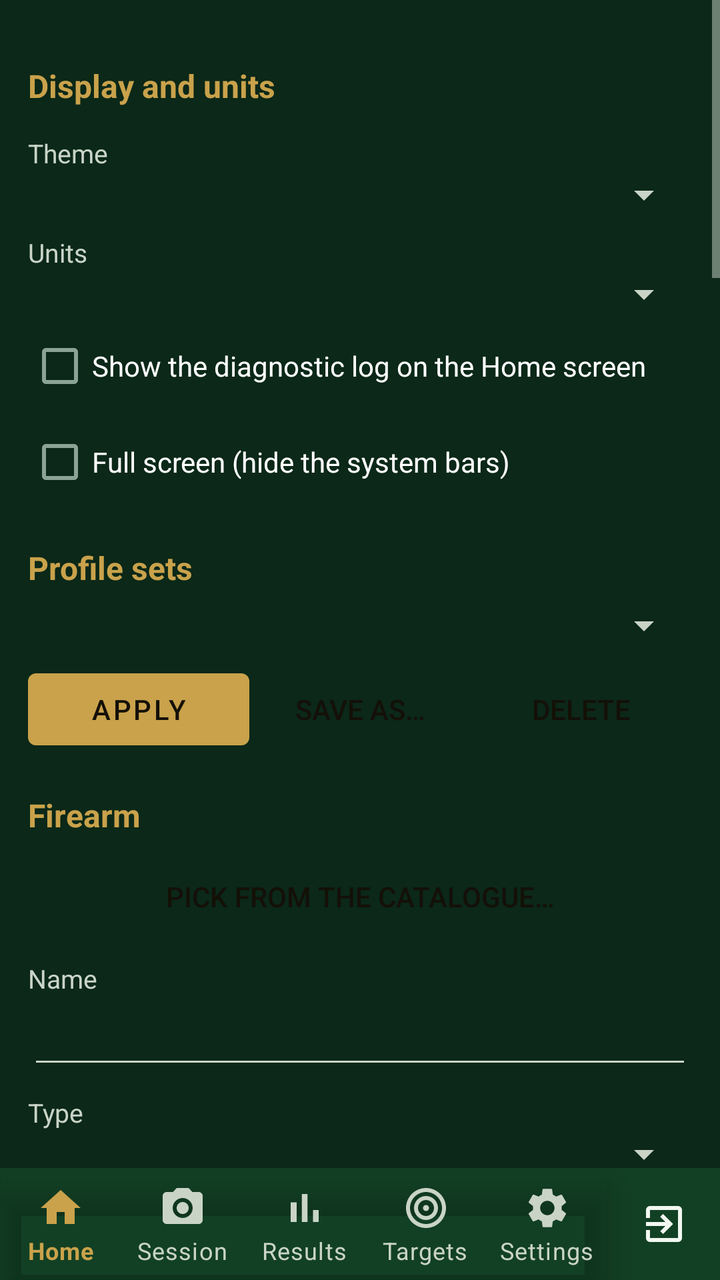
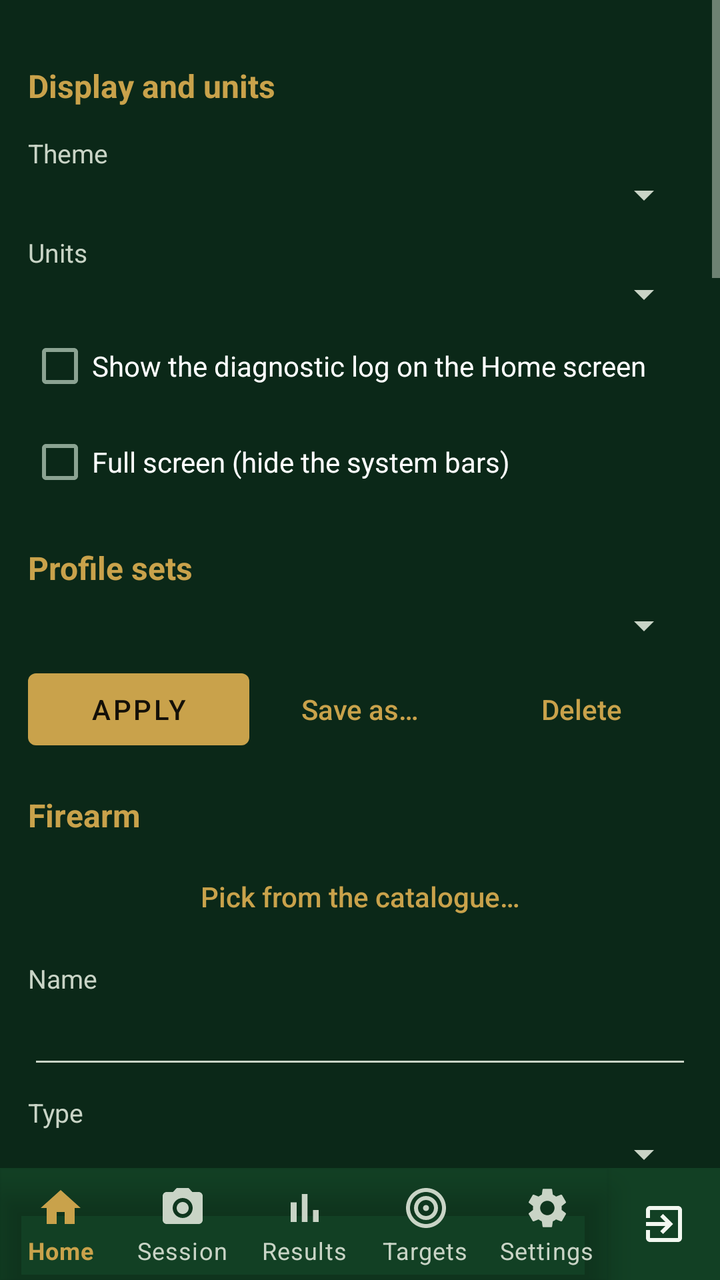

Before-and-after screenshots of an Android layout around one commit, followed by the original layout XML and the change that was made.
<!-- AndroidManifest.xml: application theme Theme.STS -->
<!-- res/layout/activity_profile.xml -->
<?xml version="1.0" encoding="utf-8"?>
<LinearLayout xmlns:android="http://schemas.android.com/apk/res/android"
    android:layout_width="match_parent"
    android:layout_height="match_parent"
    android:orientation="vertical">

    <ScrollView
        android:layout_width="match_parent"
        android:layout_height="0dp"
        android:layout_weight="1">

        <LinearLayout
            android:layout_width="match_parent"
            android:layout_height="wrap_content"
            android:orientation="vertical"
            android:padding="14dp">

            
            <TextView style="@style/Sts.SectionHeading" android:text="Display and units" />

            <TextView style="@style/Sts.FieldLabel" android:text="Theme" />
            <Spinner android:id="@+id/spTheme"
                android:layout_width="match_parent" android:layout_height="wrap_content" />

            <TextView style="@style/Sts.FieldLabel" android:text="Units" />
            <Spinner android:id="@+id/spUnits"
                android:layout_width="match_parent" android:layout_height="wrap_content" />

            <CheckBox android:id="@+id/cbShowLog"
                android:layout_width="match_parent" android:layout_height="wrap_content"
                android:text="Show the diagnostic log on the Home screen" />

            <CheckBox android:id="@+id/cbFullScreen"
                android:layout_width="match_parent" android:layout_height="wrap_content"
                android:text="Full screen (hide the system bars)" />

            
            <TextView style="@style/Sts.SectionHeading" android:text="Profile sets" />

            <Spinner android:id="@+id/spSets"
                android:layout_width="match_parent" android:layout_height="wrap_content" />

            <LinearLayout
                android:layout_width="match_parent" android:layout_height="wrap_content"
                android:orientation="horizontal" android:layout_marginTop="6dp">
                <Button android:id="@+id/btnApplySet"
                    android:layout_width="0dp" android:layout_weight="1"
                    android:layout_height="wrap_content" android:text="Apply" />
                <Button android:id="@+id/btnSaveSet"
                    android:layout_width="0dp" android:layout_weight="1"
                    android:layout_height="wrap_content" android:text="Save as…"
                    style="?android:attr/borderlessButtonStyle" />
                <Button android:id="@+id/btnDeleteSet"
                    android:layout_width="0dp" android:layout_weight="1"
                    android:layout_height="wrap_content" android:text="Delete"
                    style="?android:attr/borderlessButtonStyle" />
            </LinearLayout>

            
            <TextView style="@style/Sts.SectionHeading" android:text="Firearm" />
            <Button android:id="@+id/btnRifleCatalog"
                android:layout_width="match_parent" android:layout_height="wrap_content"
                style="?android:attr/borderlessButtonStyle"
                android:text="Pick from the catalogue…" />

            <TextView style="@style/Sts.FieldLabel" android:text="Name" />
            <EditText android:id="@+id/etRifleName" android:layout_width="match_parent"
                android:layout_height="wrap_content" android:inputType="text" android:autofillHints="" />

            <TextView style="@style/Sts.FieldLabel" android:text="Type" />
            <Spinner android:id="@+id/spFirearmType"
                android:layout_width="match_parent" android:layout_height="wrap_content" />

            <TextView style="@style/Sts.FieldLabel" android:text="Chambering" />
            <EditText android:id="@+id/etCaliber" android:layout_width="match_parent"
                android:layout_height="wrap_content" android:inputType="text" android:autofillHints="" />

            <TextView style="@style/Sts.FieldLabel" android:text="Barrel length (in)" />
            <EditText android:id="@+id/etBarrel" android:layout_width="match_parent"
                android:layout_height="wrap_content" android:inputType="numberDecimal" android:autofillHints="" />

            <TextView style="@style/Sts.FieldLabel" android:text="Twist rate (1 turn in … in)" />
            <EditText android:id="@+id/etTwist" android:layout_width="match_parent"
                android:layout_height="wrap_content" android:inputType="numberDecimal" android:autofillHints="" />

            <TextView style="@style/Sts.FieldLabel" android:text="Sight height above bore (in)" />
            <EditText android:id="@+id/etSightHeight" android:layout_width="match_parent"
                android:layout_height="wrap_content" android:inputType="numberDecimal" android:autofillHints="" />

            <TextView style="@style/Sts.FieldLabel" android:text="Zero distance (m)" />
            <EditText android:id="@+id/etZero" android:layout_width="match_parent"
                android:layout_height="wrap_content" android:inputType="numberDecimal" android:autofillHints="" />

            
            <TextView style="@style/Sts.SectionHeading" android:text="Load" />
            <Button android:id="@+id/btnAmmoCatalog"
                android:layout_width="match_parent" android:layout_height="wrap_content"
                style="?android:attr/borderlessButtonStyle"
                android:text="Pick from the catalogue…" />

            <TextView style="@style/Sts.FieldLabel" android:text="Name" />
            <EditText android:id="@+id/etBulletName" android:layout_width="match_parent"
                android:layout_height="wrap_content" android:inputType="text" android:autofillHints="" />

            <TextView style="@style/Sts.FieldLabel" android:text="Projectile diameter (in)" />
            <EditText android:id="@+id/etDiameter" android:layout_width="match_parent"
                android:layout_height="wrap_content" android:inputType="numberDecimal" android:autofillHints="" />

            <TextView style="@style/Sts.FieldLabel" android:text="Weight (gr)" />
            <EditText android:id="@+id/etWeight" android:layout_width="match_parent"
                android:layout_height="wrap_content" android:inputType="numberDecimal" android:autofillHints="" />

            <TextView style="@style/Sts.FieldLabel" android:text="Muzzle velocity (fps)" />
            <EditText android:id="@+id/etMv" android:layout_width="match_parent"
                android:layout_height="wrap_content" android:inputType="numberDecimal" android:autofillHints="" />

            <TextView style="@style/Sts.FieldLabel" android:text="Ballistic coefficient (G1)" />
            <EditText android:id="@+id/etBc" android:layout_width="match_parent"
                android:layout_height="wrap_content" android:inputType="numberDecimal" android:autofillHints="" />

            <TextView android:id="@+id/tvPowerFactor" style="@style/Sts.Value"
                android:layout_marginTop="6dp" android:textSize="12sp" />

            
            <TextView style="@style/Sts.SectionHeading" android:text="Sight" />
            <Button android:id="@+id/btnScopeCatalog"
                android:layout_width="match_parent" android:layout_height="wrap_content"
                style="?android:attr/borderlessButtonStyle"
                android:text="Pick from the catalogue…" />

            <TextView style="@style/Sts.FieldLabel" android:text="Name" />
            <EditText android:id="@+id/etScopeName" android:layout_width="match_parent"
                android:layout_height="wrap_content" android:inputType="text" android:autofillHints="" />

            <TextView style="@style/Sts.FieldLabel" android:text="Sight type" />
            <Spinner android:id="@+id/spSightType"
                android:layout_width="match_parent" android:layout_height="wrap_content" />

            <TextView style="@style/Sts.FieldLabel" android:text="Click unit" />
            <Spinner android:id="@+id/spClickUnit"
                android:layout_width="match_parent" android:layout_height="wrap_content" />

            <TextView android:id="@+id/lblClickMm" style="@style/Sts.FieldLabel"
                android:text="Click movement (mm) at the reference distance" />
            <EditText android:id="@+id/etClickMm" android:layout_width="match_parent"
                android:layout_height="wrap_content" android:inputType="numberDecimal" android:autofillHints="" />

            <TextView android:id="@+id/lblClickRef" style="@style/Sts.FieldLabel"
                android:text="Reference distance (m)" />
            <EditText android:id="@+id/etClickRef" android:layout_width="match_parent"
                android:layout_height="wrap_content" android:inputType="numberDecimal" android:autofillHints="" />

            <TextView style="@style/Sts.FieldLabel" android:text="Sight radius (mm, iron sights only; 0 = unknown)" />
            <EditText android:id="@+id/etSightRadius" android:layout_width="match_parent"
                android:layout_height="wrap_content" android:inputType="numberDecimal" android:autofillHints="" />

            <TextView style="@style/Sts.FieldLabel" android:text="Elevation travel (MOA)" />
            <EditText android:id="@+id/etElevTravel" android:layout_width="match_parent"
                android:layout_height="wrap_content" android:inputType="numberDecimal" android:autofillHints="" />

            <TextView style="@style/Sts.FieldLabel" android:text="Windage travel (MOA)" />
            <EditText android:id="@+id/etWindTravel" android:layout_width="match_parent"
                android:layout_height="wrap_content" android:inputType="numberDecimal" android:autofillHints="" />

            <CheckBox android:id="@+id/cbInvertElev"
                android:layout_width="match_parent" android:layout_height="wrap_content"
                android:text="Elevation drum is marked the opposite way round" />
            <CheckBox android:id="@+id/cbInvertWind"
                android:layout_width="match_parent" android:layout_height="wrap_content"
                android:text="Windage drum is marked the opposite way round" />

            <TextView android:id="@+id/tvClickSummary" style="@style/Sts.Value"
                android:layout_marginTop="8dp" android:textSize="12sp" />

            <Button android:id="@+id/btnSave"
                android:layout_width="match_parent" android:layout_height="wrap_content"
                android:layout_marginTop="16dp"
                android:text="Save the active profiles" />

            
            <TextView style="@style/Sts.SectionHeading" android:text="Elsewhere" />
            <Button android:id="@+id/btnRules"
                android:layout_width="match_parent" android:layout_height="wrap_content"
                style="?android:attr/borderlessButtonStyle"
                android:text="Competition rules…" />
            <Button android:id="@+id/btnLog"
                android:layout_width="match_parent" android:layout_height="wrap_content"
                style="?android:attr/borderlessButtonStyle"
                android:text="Diagnostic log…" />
            <Button android:id="@+id/btnBackup"
                android:layout_width="match_parent" android:layout_height="wrap_content"
                style="?android:attr/borderlessButtonStyle"
                android:text="Export a backup of everything" />
            <Button android:id="@+id/btnRestore"
                android:layout_width="match_parent" android:layout_height="wrap_content"
                style="?android:attr/borderlessButtonStyle"
                android:text="Restore from a backup" />
            <Button android:id="@+id/btnReset"
                android:layout_width="match_parent" android:layout_height="wrap_content"
                style="?android:attr/borderlessButtonStyle"
                android:text="Reset the active profiles to defaults" />

        </LinearLayout>
    </ScrollView>

    <include layout="@layout/include_bottom_nav" />

</LinearLayout>
<!-- res/layout/include_bottom_nav.xml (included above) -->
<?xml version="1.0" encoding="utf-8"?>
<LinearLayout xmlns:android="http://schemas.android.com/apk/res/android"
    xmlns:app="http://schemas.android.com/apk/res-auto"
    android:layout_width="match_parent"
    android:layout_height="wrap_content"
    android:orientation="horizontal"
    android:background="?attr/colorSurface">

    <com.google.android.material.bottomnavigation.BottomNavigationView
        android:id="@+id/bottomNav"
        android:layout_width="0dp"
        android:layout_weight="1"
        android:layout_height="wrap_content"
        android:background="@android:color/transparent"
        app:itemIconTint="@color/bottom_nav_item"
        app:itemTextColor="@color/bottom_nav_item"
        app:labelVisibilityMode="labeled"
        app:menu="@menu/bottom_nav_menu" />

    <LinearLayout
        android:id="@+id/btnExit"
        android:layout_width="56dp"
        android:layout_height="match_parent"
        android:orientation="vertical"
        android:gravity="center"
        android:background="?attr/selectableItemBackgroundBorderless"
        android:contentDescription="@string/nav_exit">

        
        <ImageView
            android:layout_width="24dp"
            android:layout_height="24dp"
            android:src="@drawable/ic_nav_exit"
            app:tint="?android:attr/textColorPrimary"
            android:importantForAccessibility="no" />
    </LinearLayout>
</LinearLayout>
<!-- resources referenced by this layout -->
<resources>
  <!-- drawable ic_nav_exit (drawable) -->
  <vector xmlns:android="http://schemas.android.com/apk/res/android"
      android:width="24dp" android:height="24dp"
      android:viewportWidth="24" android:viewportHeight="24">
      <path android:fillColor="@android:color/white" android:pathData="M10.09,15.59L11.5,17l5,-5 -5,-5 -1.41,1.41L12.67,11H3v2h9.67l-2.58,2.59zM19,3H5c-1.11,0 -2,0.9 -2,2v4h2V5h14v14H5v-4H3v4c0,1.1 0.89,2 2,2h14c1.1,0 2,-0.9 2,-2V5c0,-1.1 -0.9,-2 -2,-2z" />
  </vector>
  <string name="nav_exit">Exit</string>
  <style name="Sts.FieldLabel" parent="">
          <item name="android:layout_width">match_parent</item>
          <item name="android:layout_height">wrap_content</item>
          <item name="android:textSize">13sp</item>
          <item name="android:layout_marginTop">8dp</item>
          <item name="android:textColor">?android:attr/textColorSecondary</item>
      </style>
  <style name="Sts.SectionHeading" parent="">
          <item name="android:layout_width">match_parent</item>
          <item name="android:layout_height">wrap_content</item>
          <item name="android:textSize">16sp</item>
          <item name="android:textStyle">bold</item>
          <item name="android:layout_marginTop">18dp</item>
          <item name="android:layout_marginBottom">6dp</item>
          <item name="android:textColor">?attr/colorAccent</item>
      </style>
  <style name="Sts.Value" parent="">
          <item name="android:layout_width">match_parent</item>
          <item name="android:layout_height">wrap_content</item>
          <item name="android:textSize">14sp</item>
      </style>
  <style name="Theme.STS" parent="Theme.STS.Dark" />
  <style name="Theme.STS.Dark" parent="Theme.STS.Base">
          <item name="android:windowBackground">@color/dark_bg</item>
          <item name="colorSurface">@color/dark_surface</item>
          <item name="colorPrimary">@color/dark_accent</item>
          <item name="colorSecondary">@color/dark_accent</item>
          <item name="colorAccent">@color/dark_accent</item>
          <item name="colorOnPrimary">@color/dark_on_accent</item>
          <item name="colorOnSecondary">@color/dark_on_accent</item>
          <item name="android:colorBackground">@color/dark_surface</item>
          <item name="android:textColorPrimary">@color/dark_text</item>
          <item name="android:textColorSecondary">@color/dark_text_dim</item>
          <item name="android:textColorTertiary">#C9D4C6</item>
          <item name="android:textColorHint">#A6B2A4</item>
          <item name="colorOnSurface">@color/dark_text</item>
          <item name="colorOnBackground">@color/dark_text</item>
      </style>
  <style name="Theme.STS.Base" parent="Theme.MaterialComponents.NoActionBar">
          <item name="android:statusBarColor">@color/dark_bg</item>
      </style>
  <color name="dark_bg">#0B2818</color>
  <color name="dark_surface">#124024</color>
  <color name="dark_accent">#C9A24B</color>
  <color name="dark_on_accent">#141008</color>
  <color name="dark_text">#F2F7F0</color>
  <color name="dark_text_dim">#C9D4C6</color>
</resources>

<!-- the commit's change to res/layout/activity_profile.xml (unified diff, before → after) -->
@@ -49,18 +49,18 @@
                 <Button android:id="@+id/btnSaveSet"
                     android:layout_width="0dp" android:layout_weight="1"
                     android:layout_height="wrap_content" android:text="Save as…"
-                    style="?android:attr/borderlessButtonStyle" />
+                    style="@style/Sts.TextButton" />
                 <Button android:id="@+id/btnDeleteSet"
                     android:layout_width="0dp" android:layout_weight="1"
                     android:layout_height="wrap_content" android:text="Delete"
-                    style="?android:attr/borderlessButtonStyle" />
+                    style="@style/Sts.TextButton" />
             </LinearLayout>
 
             
             <TextView style="@style/Sts.SectionHeading" android:text="Firearm" />
             <Button android:id="@+id/btnRifleCatalog"
                 android:layout_width="match_parent" android:layout_height="wrap_content"
-                style="?android:attr/borderlessButtonStyle"
+                style="@style/Sts.TextButton"
                 android:text="Pick from the catalogue…" />
 
             <TextView style="@style/Sts.FieldLabel" android:text="Name" />
@@ -95,7 +95,7 @@
             <TextView style="@style/Sts.SectionHeading" android:text="Load" />
             <Button android:id="@+id/btnAmmoCatalog"
                 android:layout_width="match_parent" android:layout_height="wrap_content"
-                style="?android:attr/borderlessButtonStyle"
+                style="@style/Sts.TextButton"
                 android:text="Pick from the catalogue…" />
 
             <TextView style="@style/Sts.FieldLabel" android:text="Name" />
@@ -125,7 +125,7 @@
             <TextView style="@style/Sts.SectionHeading" android:text="Sight" />
             <Button android:id="@+id/btnScopeCatalog"
                 android:layout_width="match_parent" android:layout_height="wrap_content"
-                style="?android:attr/borderlessButtonStyle"
+                style="@style/Sts.TextButton"
                 android:text="Pick from the catalogue…" />
 
             <TextView style="@style/Sts.FieldLabel" android:text="Name" />
@@ -181,23 +181,23 @@
             <TextView style="@style/Sts.SectionHeading" android:text="Elsewhere" />
             <Button android:id="@+id/btnRules"
                 android:layout_width="match_parent" android:layout_height="wrap_content"
-                style="?android:attr/borderlessButtonStyle"
+                style="@style/Sts.TextButton"
                 android:text="Competition rules…" />
             <Button android:id="@+id/btnLog"
                 android:layout_width="match_parent" android:layout_height="wrap_content"
-                style="?android:attr/borderlessButtonStyle"
+                style="@style/Sts.TextButton"
                 android:text="Diagnostic log…" />
             <Button android:id="@+id/btnBackup"
                 android:layout_width="match_parent" android:layout_height="wrap_content"
-                style="?android:attr/borderlessButtonStyle"
+                style="@style/Sts.TextButton"
                 android:text="Export a backup of everything" />
             <Button android:id="@+id/btnRestore"
                 android:layout_width="match_parent" android:layout_height="wrap_content"
-                style="?android:attr/borderlessButtonStyle"
+                style="@style/Sts.TextButton"
                 android:text="Restore from a backup" />
             <Button android:id="@+id/btnReset"
                 android:layout_width="match_parent" android:layout_height="wrap_content"
-                style="?android:attr/borderlessButtonStyle"
+                style="@style/Sts.TextButton"
                 android:text="Reset the active profiles to defaults" />
 
         </LinearLayout>
<!-- resource entries referenced after the edit -->
@@ -22,6 +22,11 @@
           <item name="android:layout_marginTop">18dp</item>
           <item name="android:layout_marginBottom">6dp</item>
           <item name="android:textColor">?attr/colorAccent</item>
+      </style>
+  <style name="Sts.TextButton" parent="Widget.AppCompat.Button.Borderless">
+          <item name="android:textColor">?attr/colorAccent</item>
+          <item name="android:textAllCaps">false</item>
+          <item name="android:textSize">14sp</item>
       </style>
   <style name="Sts.Value" parent="">
           <item name="android:layout_width">match_parent</item>
